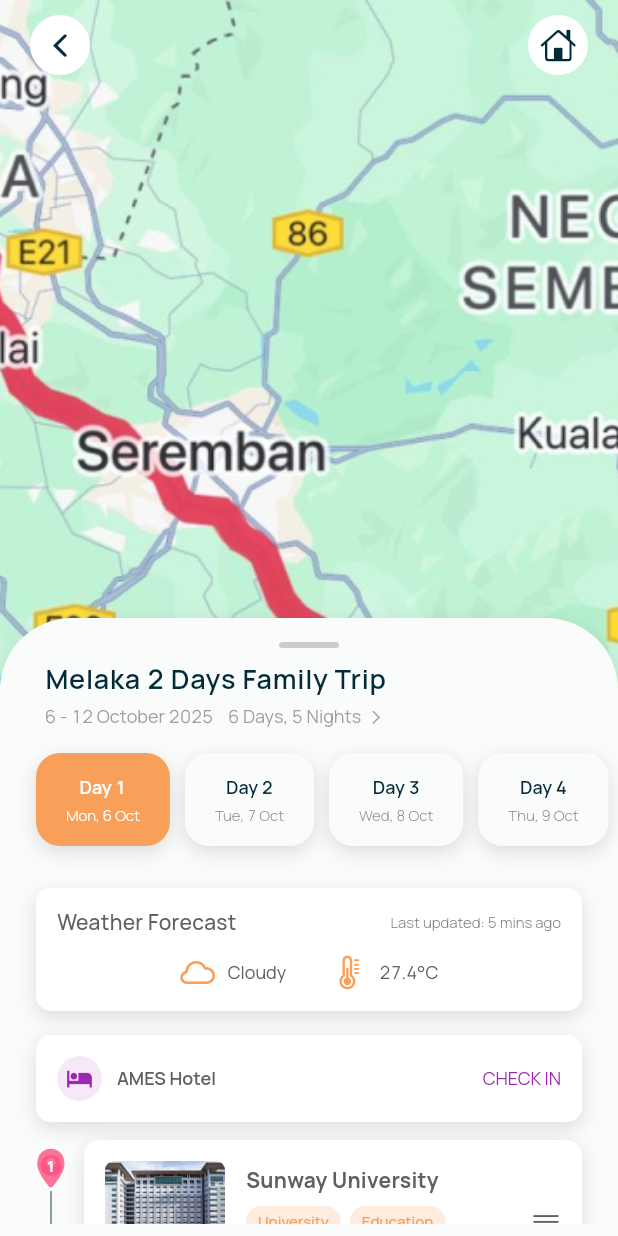
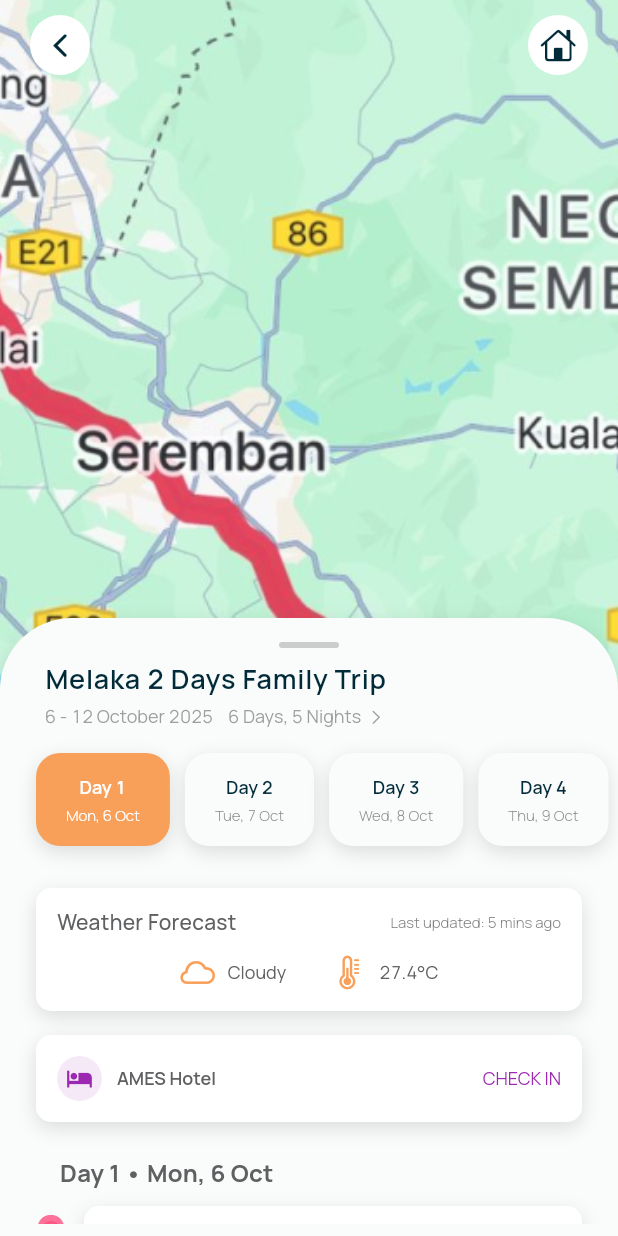
Before and after one commit to Winnee0305/tripora, a Flutter app: the TripInfoPage screen opened directly, after a tap on "Itinerary", on a phone screen of 412 x 824 dp. Run offline on Flutter 3.47's test engine with Material 3 defaults, Android fonts, the phone set to English and light mode, and no system bars; our stand-ins replace lucide_icons, table_calendar.

Commit message:
Refine the scrollable content of itinerary content

```diff
--- a/lib/features/itinerary/viewmodels/itinerary_page_viewmodel.dart
+++ b/lib/features/itinerary/viewmodels/itinerary_page_viewmodel.dart
@@ -1,11 +1,20 @@
 import 'package:flutter/material.dart';
+import 'package:intl/intl.dart';
 import 'package:tripora/core/services/map_service.dart';
 import 'package:tripora/features/itinerary/models/itinerary.dart';
 
+/// Simple mock RouteInfo model (for testing only)
+class RouteInfo {
+  final String distance;
+  final String duration;
+
+  RouteInfo({required this.distance, required this.duration});
+}
+
+/// ViewModel with mock route data
 class ItineraryPageViewModel extends ChangeNotifier {
-  final MapService _mapService = MapService();
-
-  final List<Itinerary> _itinerary = [
+  final Map<int, List<Itinerary>> _dailyItineraries = {
+    1: [
       Itinerary(
         destination: "Sunway University",
         tags: ["University", "Education"],
@@ -30,6 +39,8 @@ class ItineraryPageViewModel extends ChangeNotifier {
         estimatedCost: "RM20-50",
         travelStyle: TravelStyle.driving,
       ),
+    ],
+    2: [
       Itinerary(
         destination: "Tan Kim Hock @ Jonker Walk",
         tags: ["Souvenir", "Local Delights"],
@@ -46,42 +57,65 @@ class ItineraryPageViewModel extends ChangeNotifier {
         estimatedCost: "Free",
         travelStyle: TravelStyle.driving,
       ),
-  ];
+    ],
+  };
 
-  List<Itinerary> get itinerary => _itinerary;
+  Map<int, List<Itinerary>> get dailyItineraries => _dailyItineraries;
+
   final Map<int, RouteInfo> _routeInfoMap = {};
   Map<int, RouteInfo> get routeInfoMap => _routeInfoMap;
 
-  /// Load route info for all consecutive destinations
-  Future<void> loadRouteInfo() async {
+  /// Mocked route info loader
+  Future<void> loadAllDayRoutes() async {
     _routeInfoMap.clear();
 
-    for (int i = 0; i < _itinerary.length - 1; i++) {
-      final start = _itinerary[i].destination;
-      final end = _itinerary[i + 1].destination;
+    // Just simulate network delay
+    await Future.delayed(const Duration(milliseconds: 200));
 
-      final route = await _mapService.getRouteInfo(
-        startDestination: start,
-        endDestination: end,
-        travelStyle: _itinerary[i].travelStyle,
+    int routeIndex = 0;
+    for (final entry in _dailyItineraries.entries) {
+      final items = entry.value;
+      for (int i = 0; i < items.length - 1; i++) {
+        // Mocked route data (could randomize)
+        _routeInfoMap[routeIndex++] = RouteInfo(
+          distance: "${(i + 1) * 3.2} km",
+          duration: "${(i + 1) * 12} mins",
         );
-
-      _routeInfoMap[i] = route;
+      }
     }
 
     notifyListeners();
   }
 
-  /// Reorder and auto-recalculate route info
-  Future<void> reorderItems(int oldIndex, int newIndex) async {
+  /// Reorder within the same day
+  void reorderWithinDay(int day, int oldIndex, int newIndex) {
+    final list = _dailyItineraries[day]!;
     if (newIndex > oldIndex) newIndex -= 1;
 
-    final item = _itinerary.removeAt(oldIndex);
-    _itinerary.insert(newIndex, item);
+    final item = list.removeAt(oldIndex);
+    list.insert(newIndex, item);
 
     notifyListeners();
+    loadAllDayRoutes();
+  }
 
-    // Recalculate route info after reordering
-    await loadRouteInfo();
+  /// Move itinerary item between different days
+  void moveItemBetweenDays(
+    int fromDay,
+    int toDay,
+    Itinerary item,
+    int newIndex,
+  ) {
+    _dailyItineraries[fromDay]?.remove(item);
+    _dailyItineraries[toDay]?.insert(newIndex, item);
+    notifyListeners();
+    loadAllDayRoutes();
+  }
+
+  /// Get formatted date label for each day (e.g. "Mon, 6 Oct")
+  String getDateLabelForDay(int day) {
+    final startDate = DateTime(2025, 10, 6);
+    final date = startDate.add(Duration(days: day - 1));
+    return DateFormat('EEE, d MMM').format(date);
   }
 }
--- a/lib/features/itinerary/views/widgets/day_selection_bar.dart
+++ b/lib/features/itinerary/views/widgets/day_selection_bar.dart
@@ -2,6 +2,7 @@ import 'package:flutter/material.dart';
 import 'package:provider/provider.dart';
 import 'package:tripora/features/itinerary/viewmodels/day_selection_viewmodel.dart';
 import 'day__card.dart';
+import 'multi_day_itinerary_list.dart';
 
 class DaySelectionBar extends StatelessWidget {
   const DaySelectionBar({super.key});
@@ -30,7 +31,11 @@ class DaySelectionBar extends StatelessWidget {
           final isSelected = vm.selectedDay == dayNumber;
 
           return GestureDetector(
-            onTap: () => vm.selectDay(dayNumber),
+            onTap: () {
+              final parentListState = context
+                  .findAncestorStateOfType<MultiDayItineraryListState>();
+              parentListState?.scrollToDay(dayNumber);
+            },
 
             child: DayCard(
               day: dayNumber,
--- a/lib/features/itinerary/views/widgets/itinerary_content.dart
+++ b/lib/features/itinerary/views/widgets/itinerary_content.dart
@@ -4,7 +4,7 @@ import 'package:tripora/core/theme/app_text_style.dart';
 import 'package:tripora/core/theme/app_widget_styles.dart';
 import 'package:tripora/core/widgets/app_button.dart';
 import 'package:tripora/core/theme/app_colors.dart';
-import 'package:tripora/features/itinerary/views/widgets/itinerary_reoderable_list.dart';
+import 'package:tripora/features/itinerary/views/widgets/multi_day_itinerary_list.dart';
 import 'package:tripora/features/itinerary/views/widgets/weather_card.dart';
 import 'package:tripora/features/itinerary/viewmodels/weather_card_viewmodel.dart';
 
@@ -13,6 +13,7 @@ class ItineraryContent extends StatelessWidget {
 
   @override
   Widget build(BuildContext context) {
+    final scrollController = ScrollController();
     return Column(
       children: [
         ChangeNotifierProvider(
@@ -50,7 +51,7 @@ class ItineraryContent extends StatelessWidget {
           ),
         ),
         const SizedBox(height: 12),
-        const ItineraryReorderableList(),
+        MultiDayItineraryList(scrollController: scrollController),
         const SizedBox(height: 40),
         Center(
           child: AppButton.primary(
--- a/lib/features/itinerary/views/widgets/itinerary_reoderable_list.dart
+++ /dev/null
@@ -1,58 +0,0 @@
-import 'package:flutter/material.dart';
-import 'package:provider/provider.dart';
-import 'package:tripora/features/itinerary/viewmodels/itinerary_page_viewmodel.dart';
-import 'package:tripora/features/itinerary/views/widgets/itinerary_item.dart';
-
-class ItineraryReorderableList extends StatefulWidget {
-  const ItineraryReorderableList({super.key});
-
-  @override
-  State<ItineraryReorderableList> createState() =>
-      _ItineraryReorderableListState();
-}
-
-class _ItineraryReorderableListState extends State<ItineraryReorderableList> {
-  @override
-  void initState() {
-    super.initState();
-    // Load route info initially
-    Future.microtask(
-      () => context.read<ItineraryPageViewModel>().loadRouteInfo(),
-    );
-  }
-
-  @override
-  Widget build(BuildContext context) {
-    final vm = context.watch<ItineraryPageViewModel>();
-
-    return ReorderableListView.builder(
-      shrinkWrap: true,
-      physics: const NeverScrollableScrollPhysics(),
-      itemCount: vm.itinerary.length,
-      onReorder: vm.reorderItems,
-      proxyDecorator: (child, index, animation) {
-        return Material(
-          color: Colors.transparent,
-          borderRadius: BorderRadius.circular(18),
-          elevation: 0,
-          child: ClipRRect(
-            borderRadius: BorderRadius.circular(18),
-            child: child,
-          ),
-        );
-      },
-      itemBuilder: (context, index) {
-        final item = vm.itinerary[index];
-        item.routeInfo = vm.routeInfoMap[index];
-
-        return ItineraryItem(
-          key: ValueKey(item),
-          item: item,
-          isFirst: index == 0,
-          isLast: index == vm.itinerary.length - 1,
-          index: index,
-        );
-      },
-    );
-  }
-}
--- /dev/null
+++ b/lib/features/itinerary/views/widgets/multi_day_itinerary_list.dart
@@ -0,0 +1,90 @@
+import 'package:flutter/material.dart';
+import 'package:provider/provider.dart';
+import 'package:tripora/features/itinerary/viewmodels/itinerary_page_viewmodel.dart';
+import 'package:tripora/features/itinerary/views/widgets/itinerary_item.dart';
+
+class MultiDayItineraryList extends StatefulWidget {
+  const MultiDayItineraryList({super.key, required this.scrollController});
+
+  final ScrollController scrollController;
+
+  @override
+  State<MultiDayItineraryList> createState() => MultiDayItineraryListState();
+}
+
+class MultiDayItineraryListState extends State<MultiDayItineraryList> {
+  final Map<int, GlobalKey> _dayKeys = {}; // For scroll linking
+
+  @override
+  void initState() {
+    super.initState();
+    Future.microtask(
+      () => context.read<ItineraryPageViewModel>().loadAllDayRoutes(),
+    );
+  }
+
+  void scrollToDay(int day) {
+    final keyContext = _dayKeys[day]?.currentContext;
+    if (keyContext != null) {
+      Scrollable.ensureVisible(
+        keyContext,
+        duration: const Duration(milliseconds: 400),
+        curve: Curves.easeInOut,
+      );
+    }
+  }
+
+  @override
+  Widget build(BuildContext context) {
+    final vm = context.watch<ItineraryPageViewModel>();
+
+    return ListView.builder(
+      controller: widget.scrollController,
+      shrinkWrap: true,
+      physics: const ClampingScrollPhysics(),
+      itemCount: vm.dailyItineraries.keys.length,
+      itemBuilder: (context, dayIndex) {
+        final day = vm.dailyItineraries.keys.elementAt(dayIndex);
+        final items = vm.dailyItineraries[day]!;
+
+        _dayKeys[day] = GlobalKey();
+
+        return Column(
+          key: _dayKeys[day],
+          crossAxisAlignment: CrossAxisAlignment.start,
+          children: [
+            Padding(
+              padding: const EdgeInsets.symmetric(
+                vertical: 10.0,
+                horizontal: 16,
+              ),
+              child: Text(
+                "Day $day • ${vm.getDateLabelForDay(day)}",
+                style: Theme.of(
+                  context,
+                ).textTheme.titleMedium?.copyWith(fontWeight: FontWeight.bold),
+              ),
+            ),
+            ReorderableListView.builder(
+              shrinkWrap: true,
+              physics: const NeverScrollableScrollPhysics(),
+              itemCount: items.length,
+              onReorder: (oldIndex, newIndex) =>
+                  vm.reorderWithinDay(day, oldIndex, newIndex),
+              itemBuilder: (context, index) {
+                final item = items[index];
+                return ItineraryItem(
+                  key: ValueKey(item),
+                  item: item,
+                  isFirst: index == 0,
+                  isLast: index == items.length - 1,
+                  index: index,
+                );
+              },
+            ),
+          ],
+        );
+      },
+    );
+  }
+}
```
Lines whose indentation alone changed are shown as unchanged.
